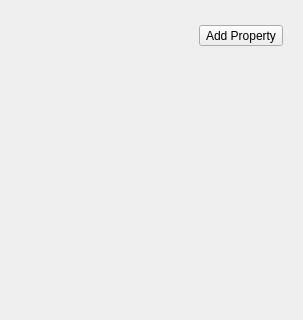
Qt form propertylistwidget.ui (jahshaka/Effects) before a commit; both pictures show x 0 to 303 and y 0 to 320 of the 303 by 488 pixel window.
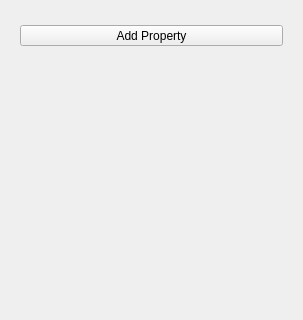
The same form after that commit.

Commit message: Styled property list widget

What changed in the file:
```diff
--- a/propertylistwidget.ui
+++ b/propertylistwidget.ui
@@ -23,21 +23,14 @@
       </size>
      </property>
      <layout class="QHBoxLayout" name="horizontalLayout">
-      <item>
-       <spacer name="horizontalSpacer">
-        <property name="orientation">
-         <enum>Qt::Horizontal</enum>
-        </property>
-        <property name="sizeHint" stdset="0">
-         <size>
-          <width>40</width>
-          <height>20</height>
-         </size>
-        </property>
-       </spacer>
-      </item>
       <item>
        <widget class="QToolButton" name="addPropertyButton">
+        <property name="sizePolicy">
+         <sizepolicy hsizetype="Expanding" vsizetype="Fixed">
+          <horstretch>0</horstretch>
+          <verstretch>0</verstretch>
+         </sizepolicy>
+        </property>
         <property name="text">
          <string>Add Property</string>
         </property>
```
The commit also changes 5 other files.
